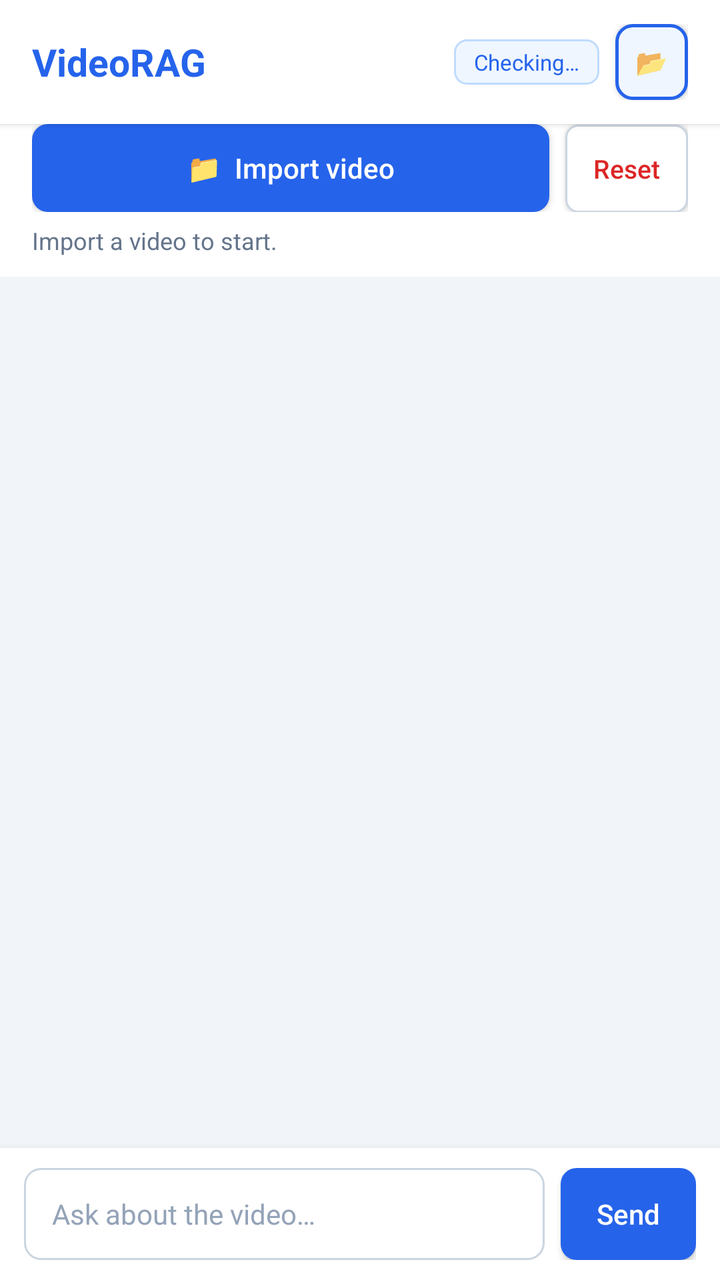
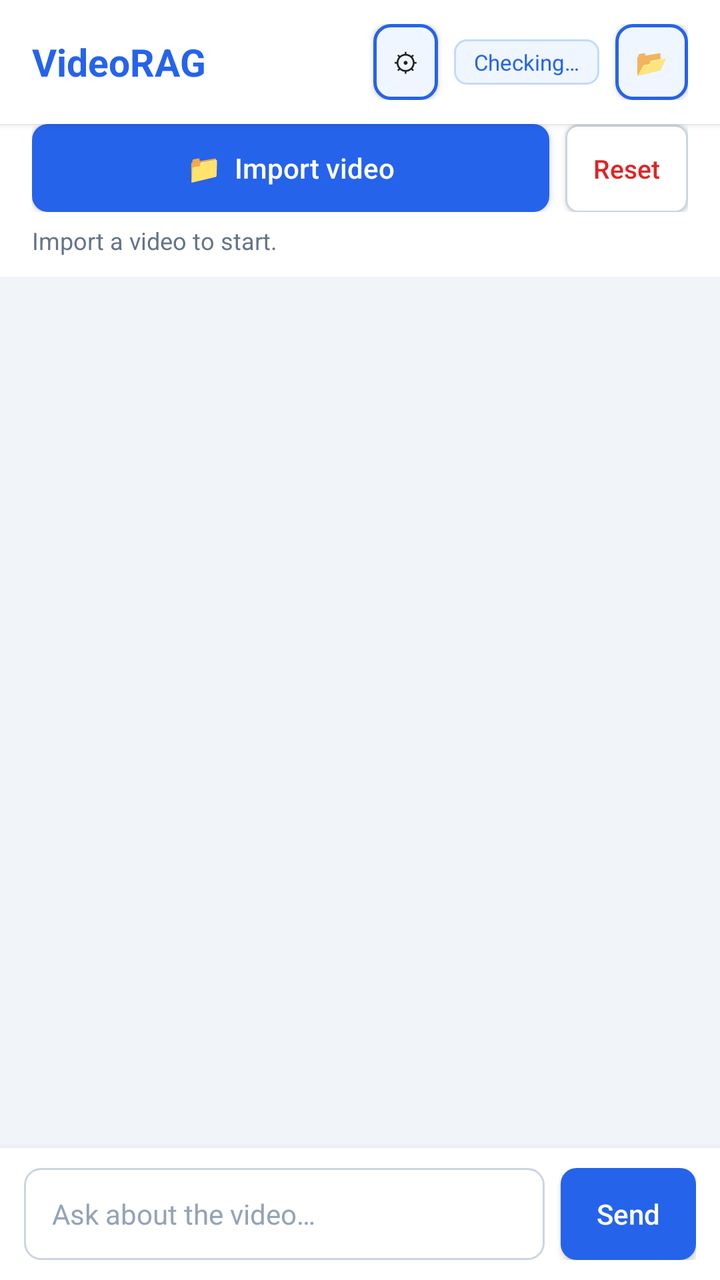

Before-and-after screenshots of an Android layout around one commit, followed by the original layout XML and the change that was made.
<!-- AndroidManifest.xml: activity theme Theme.VideoRAG -->
<!-- res/layout/activity_main.xml -->
<?xml version="1.0" encoding="utf-8"?>
<LinearLayout xmlns:android="http://schemas.android.com/apk/res/android"
    android:layout_width="match_parent"
    android:layout_height="match_parent"
    android:orientation="vertical"
    android:background="@color/bg_window">

    
    <LinearLayout
        android:layout_width="match_parent"
        android:layout_height="wrap_content"
        android:orientation="horizontal"
        android:gravity="center_vertical"
        android:background="@color/card_bg"
        android:paddingHorizontal="16dp"
        android:paddingVertical="12dp"
        android:elevation="2dp">

        <TextView
            android:layout_width="0dp"
            android:layout_height="wrap_content"
            android:layout_weight="1"
            android:text="VideoRAG"
            android:textColor="@color/primary"
            android:textSize="19sp"
            android:textStyle="bold" />

        <TextView
            android:id="@+id/tvModelBadge"
            android:layout_width="wrap_content"
            android:layout_height="wrap_content"
            android:background="@drawable/badge_edge_bg"
            android:paddingHorizontal="10dp"
            android:paddingVertical="4dp"
            android:text="Checking…"
            android:textColor="@color/primary"
            android:textSize="11sp" />

        <androidx.appcompat.widget.AppCompatButton
            android:id="@+id/btnSelectModelFolder"
            android:layout_width="wrap_content"
            android:layout_height="38dp"
            android:layout_marginStart="8dp"
            android:background="@drawable/btn_folder_bg"
            android:minWidth="0dp"
            android:paddingHorizontal="10dp"
            android:text="📂"
            android:textSize="13sp" />
    </LinearLayout>

    
    <LinearLayout
        android:layout_width="match_parent"
        android:layout_height="wrap_content"
        android:orientation="vertical"
        android:background="@color/card_bg"
        android:paddingHorizontal="16dp"
        android:paddingBottom="10dp">

        <LinearLayout
            android:layout_width="match_parent"
            android:layout_height="wrap_content"
            android:orientation="horizontal">

            <androidx.appcompat.widget.AppCompatButton
                android:id="@+id/btnPickVideo"
                android:layout_width="0dp"
                android:layout_height="44dp"
                android:layout_weight="1"
                android:background="@drawable/btn_primary_bg"
                android:text="📁  Import video"
                android:textAllCaps="false"
                android:textColor="#ffffff"
                android:textSize="14sp" />

            <androidx.appcompat.widget.AppCompatButton
                android:id="@+id/btnClearAll"
                android:layout_width="wrap_content"
                android:layout_height="44dp"
                android:layout_marginStart="8dp"
                android:background="@drawable/btn_reset_bg"
                android:minWidth="0dp"
                android:paddingHorizontal="14dp"
                android:text="Reset"
                android:textAllCaps="false"
                android:textColor="@color/danger"
                android:textSize="13sp" />
        </LinearLayout>

        <ProgressBar
            android:id="@+id/pbIngestion"
            style="?android:attr/progressBarStyleHorizontal"
            android:layout_width="match_parent"
            android:layout_height="4dp"
            android:layout_marginTop="8dp"
            android:visibility="gone" />

        <TextView
            android:id="@+id/tvIngestionInfo"
            android:layout_width="match_parent"
            android:layout_height="wrap_content"
            android:layout_marginTop="6dp"
            android:text="Import a video to start."
            android:textColor="@color/text_muted"
            android:textSize="12sp" />
    </LinearLayout>

    
    <androidx.cardview.widget.CardView
        android:id="@+id/cardVideoPlayback"
        android:layout_width="match_parent"
        android:layout_height="wrap_content"
        android:layout_margin="10dp"
        android:visibility="gone"
        app:cardBackgroundColor="#000000"
        app:cardCornerRadius="10dp"
        app:cardElevation="3dp"
        xmlns:app="http://schemas.android.com/apk/res-auto">

        <LinearLayout
            android:layout_width="match_parent"
            android:layout_height="wrap_content"
            android:orientation="vertical">

            <VideoView
                android:id="@+id/videoViewPlayback"
                android:layout_width="match_parent"
                android:layout_height="200dp" />

            <LinearLayout
                android:layout_width="match_parent"
                android:layout_height="wrap_content"
                android:background="@color/card_bg"
                android:gravity="center_vertical"
                android:orientation="horizontal"
                android:paddingHorizontal="10dp"
                android:paddingVertical="6dp">

                <TextView
                    android:id="@+id/tvPlayerTimestamp"
                    android:layout_width="0dp"
                    android:layout_height="wrap_content"
                    android:layout_weight="1"
                    android:textColor="@color/text_muted"
                    android:textSize="12sp"
                    android:text="" />

                <androidx.appcompat.widget.AppCompatButton
                    android:id="@+id/btnPlayPause"
                    android:layout_width="wrap_content"
                    android:layout_height="34dp"
                    android:background="@drawable/btn_outline_white"
                    android:minWidth="0dp"
                    android:paddingHorizontal="12dp"
                    android:text="⏸"
                    android:textSize="12sp" />

                <androidx.appcompat.widget.AppCompatButton
                    android:id="@+id/btnReplayTimestamp"
                    android:layout_width="wrap_content"
                    android:layout_height="34dp"
                    android:layout_marginStart="6dp"
                    android:background="@drawable/btn_outline_white"
                    android:minWidth="0dp"
                    android:paddingHorizontal="12dp"
                    android:text="↺"
                    android:textSize="12sp" />

                <androidx.appcompat.widget.AppCompatButton
                    android:id="@+id/btnClosePlayer"
                    android:layout_width="wrap_content"
                    android:layout_height="34dp"
                    android:layout_marginStart="6dp"
                    android:background="@drawable/btn_outline_white"
                    android:minWidth="0dp"
                    android:paddingHorizontal="12dp"
                    android:text="✕"
                    android:textSize="12sp" />
            </LinearLayout>
        </LinearLayout>
    </androidx.cardview.widget.CardView>

    
    <androidx.core.widget.NestedScrollView
        android:id="@+id/mainScrollView"
        android:layout_width="match_parent"
        android:layout_height="0dp"
        android:layout_weight="1"
        android:clipToPadding="false"
        android:paddingHorizontal="12dp"
        android:paddingTop="10dp"
        android:paddingBottom="10dp">

        <LinearLayout
            android:id="@+id/layoutChatMessages"
            android:layout_width="match_parent"
            android:layout_height="wrap_content"
            android:orientation="vertical" />
    </androidx.core.widget.NestedScrollView>

    
    <LinearLayout
        android:layout_width="match_parent"
        android:layout_height="wrap_content"
        android:background="@color/card_bg"
        android:elevation="6dp"
        android:gravity="center_vertical"
        android:orientation="horizontal"
        android:paddingHorizontal="12dp"
        android:paddingVertical="10dp">

        <EditText
            android:id="@+id/etQuery"
            android:layout_width="0dp"
            android:layout_height="46dp"
            android:layout_weight="1"
            android:background="@drawable/edittext_bg"
            android:hint="Ask about the video…"
            android:imeOptions="actionSend"
            android:inputType="text"
            android:paddingHorizontal="14dp"
            android:textColor="@color/text_main"
            android:textColorHint="@color/text_light"
            android:textSize="14sp" />

        <androidx.appcompat.widget.AppCompatButton
            android:id="@+id/btnSearch"
            android:layout_width="wrap_content"
            android:layout_height="46dp"
            android:layout_marginStart="8dp"
            android:background="@drawable/btn_primary_bg"
            android:minWidth="0dp"
            android:paddingHorizontal="18dp"
            android:text="Send"
            android:textAllCaps="false"
            android:textColor="#ffffff"
            android:textSize="14sp" />
    </LinearLayout>
</LinearLayout>
<!-- resources referenced by this layout -->
<resources>
  <color name="bg_window">#f1f5f9</color>
  <color name="card_bg">#ffffff</color>
  <color name="danger">#dc2626</color>
  <color name="primary">#2563eb</color>
  <color name="text_light">#94a3b8</color>
  <color name="text_main">#1e293b</color>
  <color name="text_muted">#64748b</color>
  <!-- drawable badge_edge_bg (drawable) -->
  <?xml version="1.0" encoding="utf-8"?>
  <shape xmlns:android="http://schemas.android.com/apk/res/android">
      <solid android:color="@color/primary_light" />
      <stroke android:width="1dp" android:color="@color/primary_border" />
      <corners android:radius="6dp" />
  </shape>
  <!-- drawable btn_folder_bg (drawable) -->
  <?xml version="1.0" encoding="utf-8"?>
  <shape xmlns:android="http://schemas.android.com/apk/res/android"
      android:shape="rectangle">
      <solid android:color="#EFF6FF" />
      <stroke
          android:width="1.5dp"
          android:color="#2563EB" />
      <corners android:radius="8dp" />
  </shape>
  <!-- drawable btn_outline_white (drawable) -->
  <?xml version="1.0" encoding="utf-8"?>
  <shape xmlns:android="http://schemas.android.com/apk/res/android">
      <solid android:color="#ffffff" />
      <stroke android:width="1dp" android:color="@color/input_border" />
      <corners android:radius="8dp" />
  </shape>
  <!-- drawable btn_primary_bg (drawable) -->
  <?xml version="1.0" encoding="utf-8"?>
  <shape xmlns:android="http://schemas.android.com/apk/res/android">
      <solid android:color="@color/primary" />
      <corners android:radius="8dp" />
  </shape>
  <!-- drawable btn_reset_bg (drawable) -->
  <?xml version="1.0" encoding="utf-8"?>
  <shape xmlns:android="http://schemas.android.com/apk/res/android">
      <solid android:color="#ffffff" />
      <stroke android:width="1dp" android:color="@color/input_border" />
      <corners android:radius="6dp" />
  </shape>
  <!-- drawable edittext_bg (drawable) -->
  <?xml version="1.0" encoding="utf-8"?>
  <shape xmlns:android="http://schemas.android.com/apk/res/android">
      <solid android:color="@color/input_bg" />
      <stroke android:width="1dp" android:color="@color/input_border" />
      <corners android:radius="8dp" />
  </shape>
  <style name="Theme.VideoRAG" parent="Theme.MaterialComponents.Light.NoActionBar">
          <item name="colorPrimary">@color/primary</item>
          <item name="colorPrimaryDark">@color/primary_dark</item>
          <item name="colorAccent">@color/accent</item>
          <item name="android:windowBackground">@color/bg_window</item>
          <item name="android:statusBarColor">@color/bg_window</item>
          <item name="android:windowLightStatusBar" tools:targetApi="m">true</item>
      </style>
  <color name="primary_light">#eff6ff</color>
  <color name="primary_border">#bfdbfe</color>
  <color name="input_border">#cbd5e1</color>
  <color name="input_bg">#ffffff</color>
  <color name="primary_dark">#1d4ed8</color>
  <color name="accent">#3b82f6</color>
</resources>

<!-- the commit's change to res/layout/activity_main.xml (unified diff, before → after) -->
@@ -24,6 +24,17 @@
             android:textColor="@color/primary"
             android:textSize="19sp"
             android:textStyle="bold" />
+
+        <androidx.appcompat.widget.AppCompatButton
+            android:id="@+id/btnDebug"
+            android:layout_width="wrap_content"
+            android:layout_height="38dp"
+            android:layout_marginEnd="8dp"
+            android:background="@drawable/btn_folder_bg"
+            android:minWidth="0dp"
+            android:paddingHorizontal="10dp"
+            android:text="⚙"
+            android:textSize="13sp" />
 
         <TextView
             android:id="@+id/tvModelBadge"
